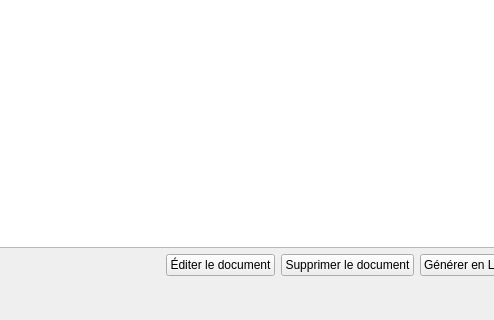
This is src/gui/mainwindow/mainwindow.ui in FACT-Team/FactDev as Qt 5 draws it before an edit; both pictures show x 383 to 877 and y 265 to 585 of the 1237 by 585 pixel window. The edited form follows.
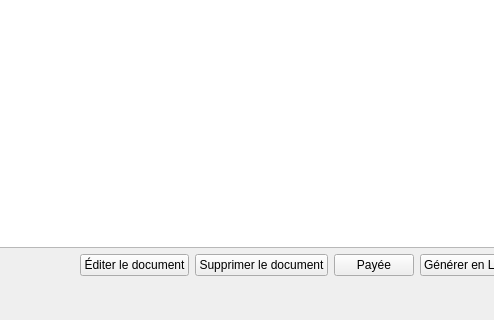
This is the edited form. Icons and pictures are not drawn. Custom widgets are drawn as their Qt base class.

Commit message: Add new icons and button "Paid"

Diff of the .ui file:
```diff
--- a/src/gui/mainwindow/mainwindow.ui
+++ b/src/gui/mainwindow/mainwindow.ui
@@ -319,6 +319,17 @@
               </property>
              </widget>
             </item>
+            <item>
+             <widget class="QPushButton" name="btnBillingIsPaid">
+              <property name="text">
+               <string>Payée</string>
+              </property>
+              <property name="icon">
+               <iconset resource="../../icons.qrc">
+                <normaloff>:/icons/img/ok_pay.png</normaloff>:/icons/img/ok_pay.png</iconset>
+              </property>
+             </widget>
+            </item>
             <item>
              <widget class="QPushButton" name="btnLatex">
               <property name="text">
```
The commit also changes 9 other files.
